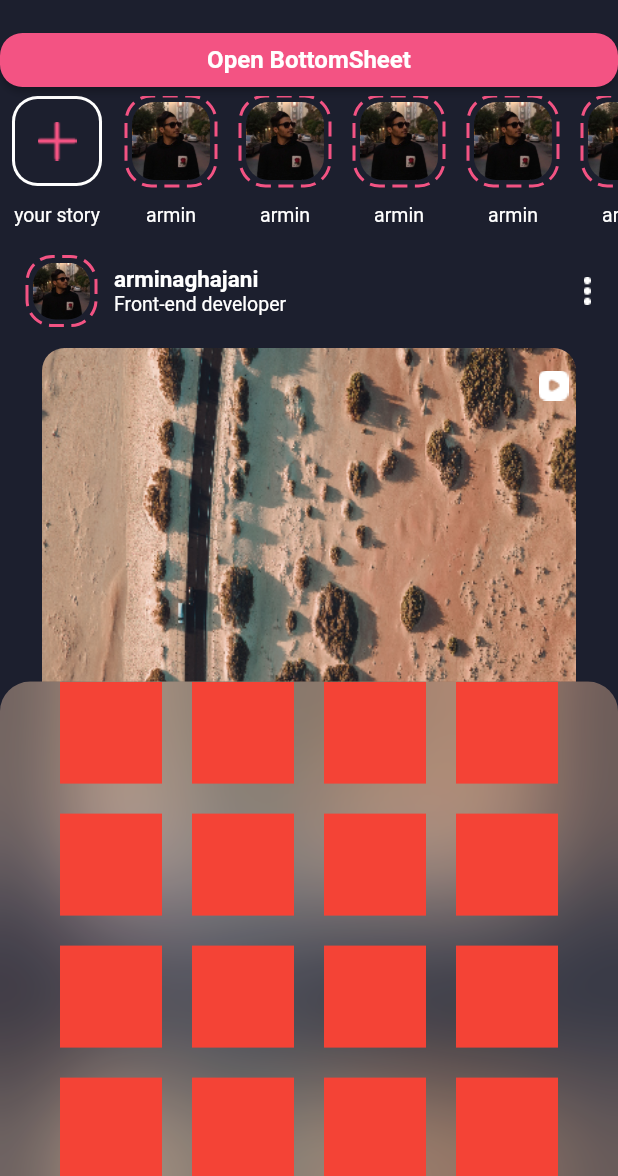
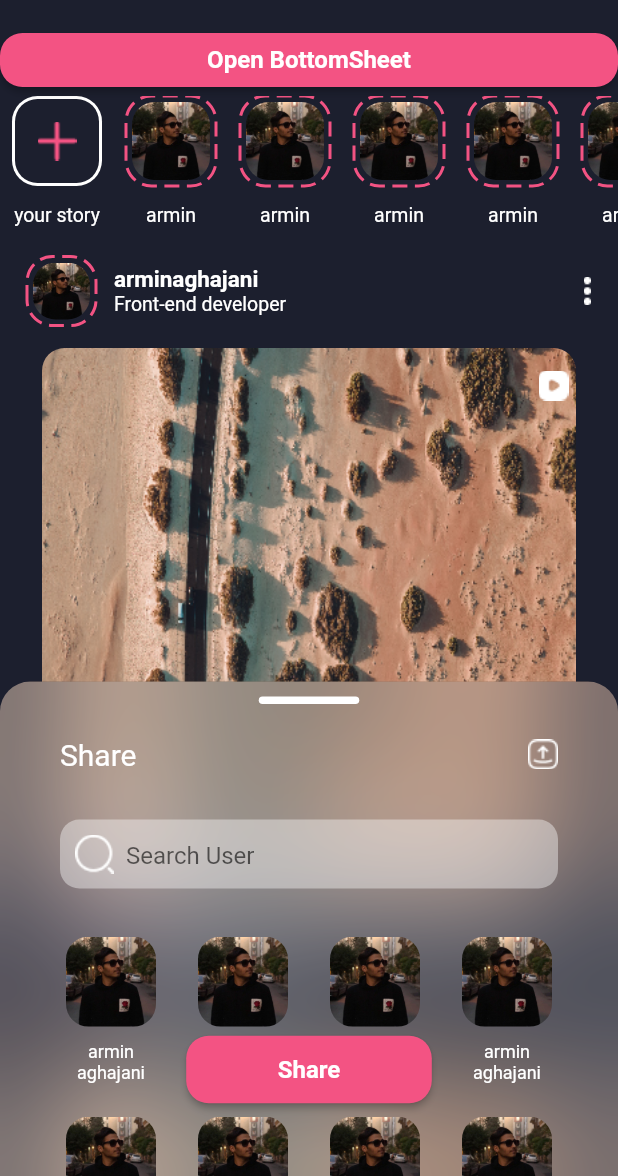
Before and after one commit to rminaghajani/instagram_application, a Flutter app: the screen it shows after launch, after a tap on "Open BottomSheet", on a phone screen of 412 x 824 dp, the part 60-1236 px from its top. Run offline on Flutter 3.47's test engine with Material 2 defaults, Android fonts, the phone set to English and light mode, and no system bars; drawn by our look-alikes of dotted_border; Roboto replaces fonts that are missing (GB, GR).

Commit message:
bottom sheet updated with draggableScrollableSheet and Slivers

```diff
--- a/lib/screens/bottom_sheet.dart
+++ b/lib/screens/bottom_sheet.dart
@@ -3,7 +3,8 @@ import 'dart:ui';
 import 'package:flutter/material.dart';
 
 class BottomSheetDesign extends StatelessWidget {
-  const BottomSheetDesign({super.key});
+  const BottomSheetDesign({super.key, required this.controller});
+  final ScrollController controller;
 
   @override
   Widget build(BuildContext context) {
@@ -18,28 +19,166 @@ class BottomSheetDesign extends StatelessWidget {
           sigmaY: 40.0,
         ),
         child: Container(
-          color: Color.fromRGBO(255, 255, 255, 0.09),
+          color: Color.fromRGBO(255, 255, 255, 0.2),
           height: 300,
           padding: EdgeInsets.symmetric(horizontal: 40),
-          child: _getContent(),
+          child: Stack(
+            alignment: AlignmentDirectional.bottomCenter,
+            children: [
+              _getContent(),
+              _getShareButton(),
+            ],
+          ),
         ),
       ),
     );
   }
 
+  // Widget _getContent() {
+  //   return GridView.builder(
+  //     controller: controller,
+  //     itemCount: 100,
+  //     gridDelegate: SliverGridDelegateWithFixedCrossAxisCount(
+  //       crossAxisSpacing: 20,
+  //       mainAxisSpacing: 20,
+  //       crossAxisCount: 4,
+  //     ),
+  //     itemBuilder: (BuildContext context, int index) {
+  //       return Container(
+  //         color: Colors.red,
+  //       );
+  //     },
+  //   );
+  // }
+
   Widget _getContent() {
-    return GridView.builder(
-      itemCount: 30,
-      gridDelegate: SliverGridDelegateWithFixedCrossAxisCount(
-        crossAxisSpacing: 20,
-        mainAxisSpacing: 20,
-        crossAxisCount: 4,
+    return CustomScrollView(
+      controller: controller,
+      slivers: [
+        SliverToBoxAdapter(
+          child: _headerOfBottomSheet(),
+        ),
+        SliverGrid(
+          delegate: SliverChildBuilderDelegate(
+            (context, index) {
+              return _getItemGrid();
+            },
+            childCount: 50,
+          ),
+          gridDelegate: SliverGridDelegateWithFixedCrossAxisCount(
+            crossAxisCount: 4,
+            crossAxisSpacing: 20,
+            mainAxisSpacing: 10,
+            mainAxisExtent: 110,
+          ),
+        ),
+        SliverPadding(
+          padding: EdgeInsets.only(
+            top: 100,
+          ),
+        ),
+      ],
+    );
+  }
+
+  Widget _getItemGrid() {
+    return Column(
+      children: [
+        Container(
+          width: 60,
+          height: 60,
+          child: ClipRRect(
+            borderRadius: BorderRadius.all(Radius.circular(15)),
+            child: Image.asset('images/profile.png'),
+          ),
+        ),
+        SizedBox(
+          height: 10,
+        ),
+        Text(
+          'armin aghajani',
+          textAlign: TextAlign.center,
+          style: TextStyle(fontFamily: 'GB', fontSize: 12, color: Colors.white),
+        )
+      ],
+    );
+  }
+
+  Widget _headerOfBottomSheet() {
+    return Column(
+      children: [
+        Container(
+          height: 5,
+          width: 67,
+          margin: EdgeInsets.only(top: 10, bottom: 22),
+          decoration: BoxDecoration(
+              color: Colors.white,
+              borderRadius: BorderRadius.all(Radius.circular(100))),
+        ),
+        Row(
+          mainAxisAlignment: MainAxisAlignment.spaceBetween,
+          children: [
+            Text(
+              'Share',
+              style: TextStyle(
+                fontFamily: 'GB',
+                fontSize: 20,
+                color: Colors.white,
+              ),
+            ),
+            Image.asset('images/icon_share_bottomsheet.png')
+          ],
+        ),
+        SizedBox(
+          height: 32,
+        ),
+        Container(
+          height: 46,
+          decoration: BoxDecoration(
+            borderRadius: BorderRadius.all(Radius.circular(13)),
+            color: Color.fromRGBO(255, 255, 255, 0.4),
+          ),
+          child: Padding(
+            padding: EdgeInsets.symmetric(horizontal: 10),
+            child: Row(
+              children: [
+                Image.asset('images/icon_search.png'),
+                SizedBox(
+                  width: 8,
+                ),
+                Expanded(
+                  child: TextField(
+                    decoration: InputDecoration(
+                      hintText: 'Search User',
+                      enabledBorder: InputBorder.none,
+                      focusedBorder: InputBorder.none,
+                    ),
+                  ),
+                ),
+              ],
+            ),
+          ),
+        ),
+        SizedBox(
+          height: 32,
+        ),
+      ],
+    );
+  }
+
+  Widget _getShareButton() {
+    return Positioned(
+      bottom: 47,
+      child: ElevatedButton(
+        onPressed: () {},
+        child: Padding(
+          padding: EdgeInsets.symmetric(horizontal: 45, vertical: 13),
+          child: Text(
+            'Share',
+            style: TextStyle(fontFamily: 'GB', fontSize: 16),
+          ),
+        ),
       ),
-      itemBuilder: (BuildContext context, int index) {
-        return Container(
-          color: Colors.red,
-        );
-      },
     );
   }
 }
```
